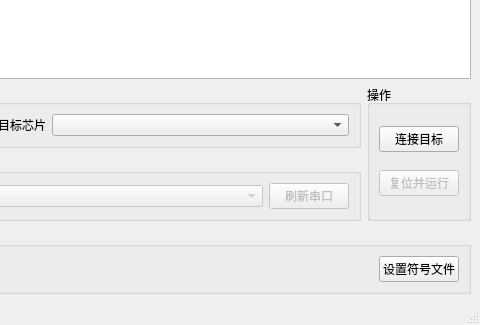
Above: mainwindow.ui from Skythinker616/LinkScope before the change; both pictures show x 413 to 893 and y 355 to 680 of the 893 by 680 pixel window. Below: the same form after it.
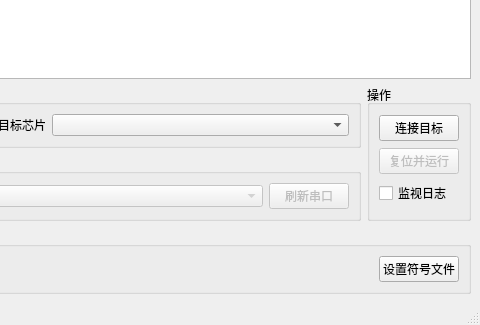
That is the form after the change.

Commit message: 加入日志功能；添加窗口状态自动保存；单次读取字节数限制由上位机转到下位机；略降低采样速度以降低CPU占用率；版本号更新为V1.2.0

```diff
--- a/mainwindow.ui
+++ b/mainwindow.ui
@@ -159,6 +159,13 @@
            </property>
           </widget>
          </item>
+         <item>
+          <widget class="QCheckBox" name="cb_log">
+           <property name="text">
+            <string>监视日志</string>
+           </property>
+          </widget>
+         </item>
         </layout>
        </widget>
       </item>
```
Left out of the diff: 19 changed lines with no effect on the pictures. The commit also changes 21 other files.
